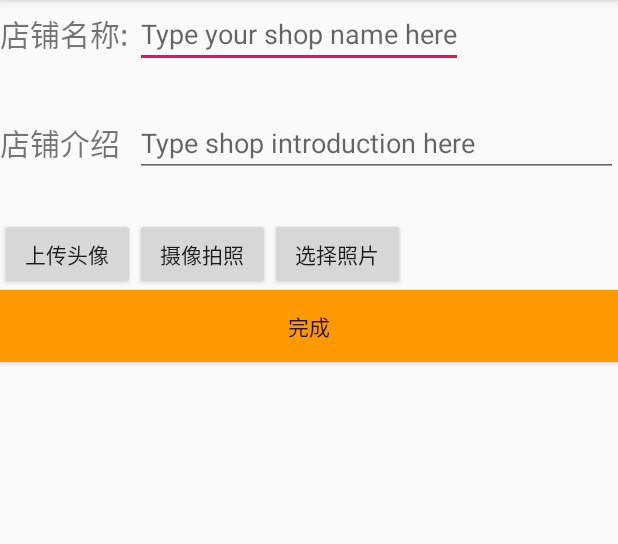
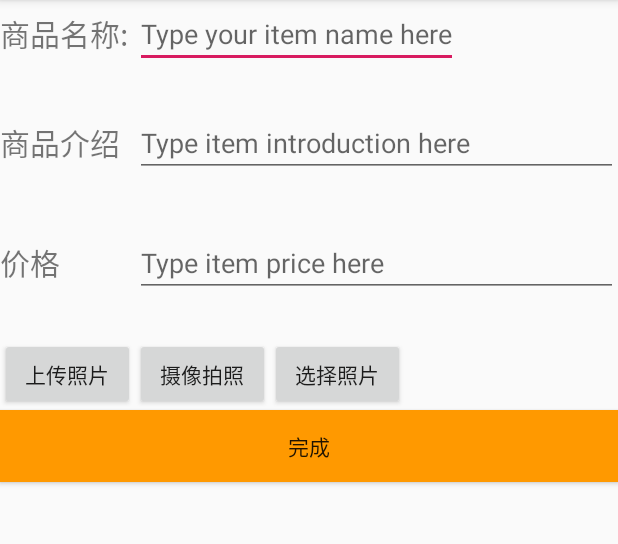
Before and after one commit to ouc-softwareclass/OUC-Market, an Android app: the screen it shows after launch (CreateShopActivity before the commit, UploadItemActivity after it), on a phone screen of 412 x 824 dp, the part 84-628 px from its top. Run offline under Robolectric (Android 15) with nearby library versions, the phone set to English and light mode, and no system bars; libraries missing offline, so code that uses them is left out: org.litepal.

Commit message:
把创建店铺界面改成了上传

```diff
--- a/app/src/main/AndroidManifest.xml
+++ b/app/src/main/AndroidManifest.xml
@@ -10,13 +10,13 @@
         android:roundIcon="@mipmap/ic_launcher_round"
         android:supportsRtl="true"
         android:theme="@style/AppTheme">
-        <activity android:name=".CreateShopActivity">
+        <activity android:name=".UploadItemActivity">
             <intent-filter>
                 <action android:name="android.intent.action.MAIN" />
                 <category android:name="android.intent.category.LAUNCHER" />
             </intent-filter>
         </activity>
-        <activity android:name=".FirstUsersActivity">
+        <activity android:name=".MyItemActivity">
             android:label="商家资料">
         </activity>
         <activity android:name=".EnterShopActivity" />
--- a/app/src/main/java/ShopInfo.java
+++ /dev/null
@@ -1,5 +0,0 @@
-public class ShopInfo {
-    private int id;
-    private String name;
-    private String introduction; //
-}
--- a/app/src/main/java/com/lenovo/myoucapp/CreateShopActivity.java
+++ b/app/src/main/java/com/lenovo/myoucapp/UploadItemActivity.java
@@ -20,17 +20,22 @@ import android.os.Bundle;
 import android.util.Log;
 import android.view.View;
 import android.widget.Button;
+import android.widget.EditText;
 import android.widget.ImageView;
 import android.widget.Toast;
+
+import org.litepal.LitePal;
 
 import java.io.File;
 import java.io.IOException;
 
-public class CreateShopActivity extends AppCompatActivity {
+public class UploadItemActivity extends AppCompatActivity {
     public static final int TAKE_PHOTO = 1;
     public static final int CHOOSE_PHOTO = 2;
     private ImageView picture;
     private Uri imageUri;
+    private EditText text_item_name;
+    private EditText text_item_intro;
     private void displayImage(String imagePath) {
         if (imagePath != null) {
             Bitmap bitmap = BitmapFactory.decodeFile(imagePath);
@@ -42,11 +47,14 @@ public class CreateShopActivity extends AppCompatActivity {
     @Override
     protected void onCreate(Bundle savedInstanceState) {
         super.onCreate(savedInstanceState);
-        setContentView(R.layout.create_shop);
-        picture = (ImageView) findViewById(R.id.shop_photo);
-        Button finish_cshop = (Button) findViewById(R.id.finish_cshop);
+        setContentView(R.layout.upload_item);
+        picture = (ImageView) findViewById(R.id.item_photo);
+        Button finish_upload = (Button) findViewById(R.id.finish);
         Button chooseFromAlbum = (Button) findViewById(R.id.choose_photo);
         Button takePhoto = (Button) findViewById(R.id.take_photo);
+        text_item_name = (EditText) findViewById(R.id.item_name);
+        text_item_intro = (EditText) findViewById(R.id.item_introduction);
+
         takePhoto.setOnClickListener(new View.OnClickListener() {
             @Override
             public void onClick(View v) {
@@ -62,7 +70,7 @@ public class CreateShopActivity extends AppCompatActivity {
                     e.printStackTrace();
                 }
                 if (Build.VERSION.SDK_INT >= 24) {
-                    imageUri = FileProvider.getUriForFile(CreateShopActivity.this,
+                    imageUri = FileProvider.getUriForFile(UploadItemActivity.this,
                             "com.example.cameraalbumtest.fileprovider", outputImage);
                 } else {
                     imageUri = Uri.fromFile(outputImage);
@@ -76,18 +84,23 @@ public class CreateShopActivity extends AppCompatActivity {
         chooseFromAlbum.setOnClickListener(new View.OnClickListener() {
             @Override
             public void onClick(View v) {
-                if (ContextCompat.checkSelfPermission(CreateShopActivity.this, Manifest.permission.WRITE_EXTERNAL_STORAGE) != PackageManager.PERMISSION_GRANTED) {
-                    ActivityCompat.requestPermissions(CreateShopActivity.this, new String[]{ Manifest.permission. WRITE_EXTERNAL_STORAGE }, 1);
+                if (ContextCompat.checkSelfPermission(UploadItemActivity.this, Manifest.permission.WRITE_EXTERNAL_STORAGE) != PackageManager.PERMISSION_GRANTED) {
+                    ActivityCompat.requestPermissions(UploadItemActivity.this, new String[]{ Manifest.permission. WRITE_EXTERNAL_STORAGE }, 1);
                 } else {
                     openAlbum();
                 }
             }
         });
 
-        finish_cshop.setOnClickListener(new View.OnClickListener(){
+        finish_upload.setOnClickListener(new View.OnClickListener(){
             @Override
             public void onClick(View v){
-                FirstUsersActivity.actionStart(CreateShopActivity.this);
+                LitePal.getDatabase();  //输入店铺信息，建表
+                ItemInfo shop = new ItemInfo();
+                shop.setName(text_item_name.getText().toString());
+                shop.setIntroduction(text_item_intro.getText().toString());
+                shop.save();
+                MyItemActivity.actionStart(UploadItemActivity.this);
             }
         });
     }
@@ -96,6 +109,8 @@ public class CreateShopActivity extends AppCompatActivity {
         intent.setType("image/*");
         startActivityForResult(intent, CHOOSE_PHOTO); // 打开相册
     }
+   // private void finishSubmit() {
+    //}
 
     @Override
     protected void onActivityResult(int requestCode, int resultCode, Intent data) {
@@ -170,5 +185,4 @@ public class CreateShopActivity extends AppCompatActivity {
         }
         return path;
     }
-
 }
--- a/app/src/main/res/layout/create_shop.xml
+++ b/app/src/main/res/layout/upload_item.xml
@@ -14,14 +14,14 @@
             android:layout_height="wrap_content"
             android:layout_gravity="center_vertical"
             android:textSize="20dp"
-            android:text="店铺名称:" />
+            android:text="商品名称:" />
         <EditText
-            android:id="@+id/shop_name"
+            android:id="@+id/item_name"
             android:layout_width="0dp"
             android:layout_height="wrap_content"
             android:layout_weight="1"
             android:layout_gravity="center_vertical"
-            android:hint="Type your shop name here"/>
+            android:hint="Type your item name here"/>
     </LinearLayout>
     <LinearLayout
         android:layout_marginTop="20dp"
@@ -33,13 +33,31 @@
             android:layout_height="wrap_content"
             android:layout_gravity="center_vertical"
             android:textSize="20dp"
-            android:text="店铺介绍" />
-        <EditText android:id="@+id/shop_introduction"
+            android:text="商品介绍" />
+        <EditText android:id="@+id/item_introduction"
             android:layout_width="0dp"
             android:layout_height="wrap_content"
             android:layout_weight="1"
             android:layout_gravity="center_vertical"
-            android:hint="Type shop introduction here" />
+            android:hint="Type item introduction here" />
+    </LinearLayout>
+    <LinearLayout
+        android:layout_marginTop="20dp"
+        android:layout_width="match_parent"
+        android:layout_height="60dp">
+        android:orientation="horizontal"
+        <TextView
+            android:layout_width="90dp"
+            android:layout_height="wrap_content"
+            android:layout_gravity="center_vertical"
+            android:textSize="20dp"
+            android:text="价格" />
+        <EditText android:id="@+id/item_price"
+            android:layout_width="0dp"
+            android:layout_height="wrap_content"
+            android:layout_weight="1"
+            android:layout_gravity="center_vertical"
+            android:hint="Type item price here" />
     </LinearLayout>
     <LinearLayout
         android:layout_marginTop="20dp"
@@ -47,10 +65,10 @@
         android:layout_height="wrap_content">
         android:orientation="horizontal"
         <Button
-            android:id="@+id/update_touxiang"
+            android:id="@+id/update_photo"
             android:layout_width="90dp"
             android:layout_height="wrap_content"
-            android:text="上传头像" />
+            android:text="上传照片" />
         <Button
             android:id="@+id/take_photo"
             android:layout_width="90dp"
@@ -63,12 +81,12 @@
             android:text="选择照片"/>
     </LinearLayout>
     <ImageView
-        android:id="@+id/shop_photo"
+        android:id="@+id/item_photo"
         android:layout_width="wrap_content"
         android:layout_height="wrap_content"
         android:layout_gravity="right" />
     <Button
-        android:id="@+id/finish_cshop"
+        android:id="@+id/finish"
         android:layout_width="match_parent"
         android:layout_height="wrap_content"
         android:background="#ff9900"
```
Also changed, not shown: app/src/main/assets/litepal.xml (+5 -2 lines), app/src/main/java/com/lenovo/myoucapp/ItemInfo.java (added, +33 -0 lines), app/src/main/java/com/lenovo/myoucapp/MyItemActivity.java (renamed from app/src/main/java/com/lenovo/myoucapp/FirstUsersActivity.java, +4 -5 lines), app/src/main/res/layout/my_item.xml (renamed from app/src/main/res/layout/user_first_layout.xml).
